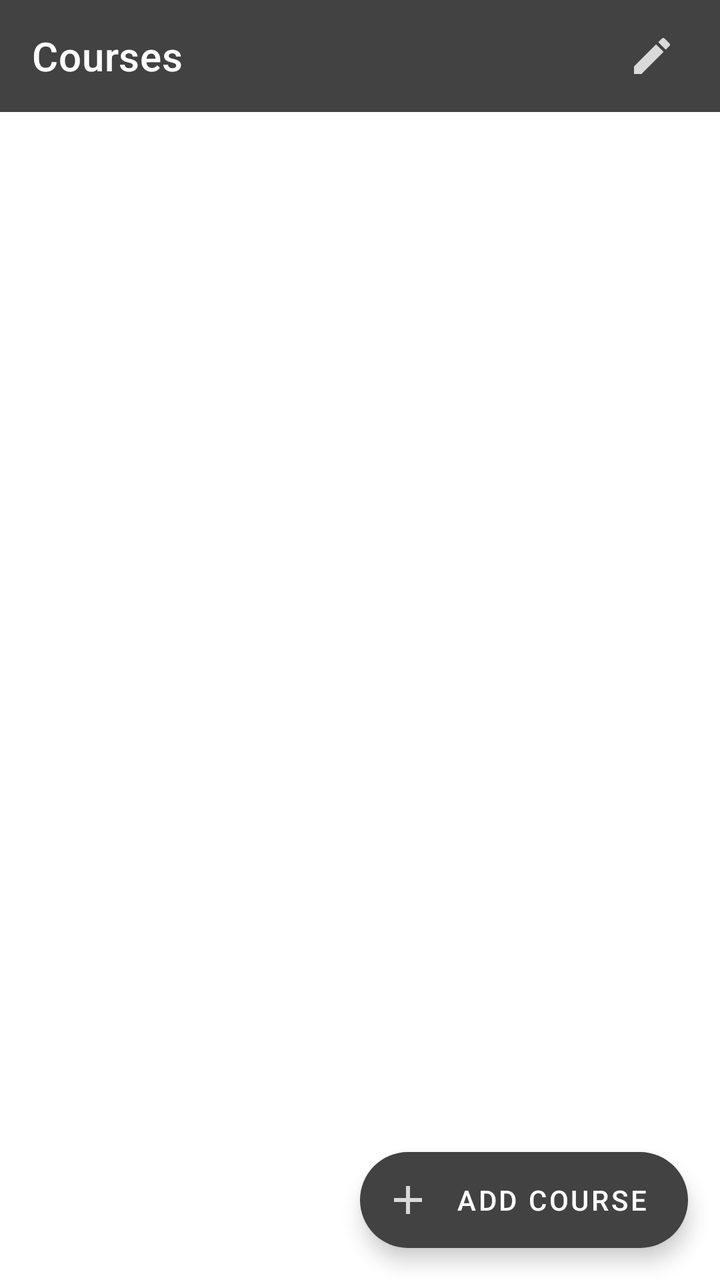
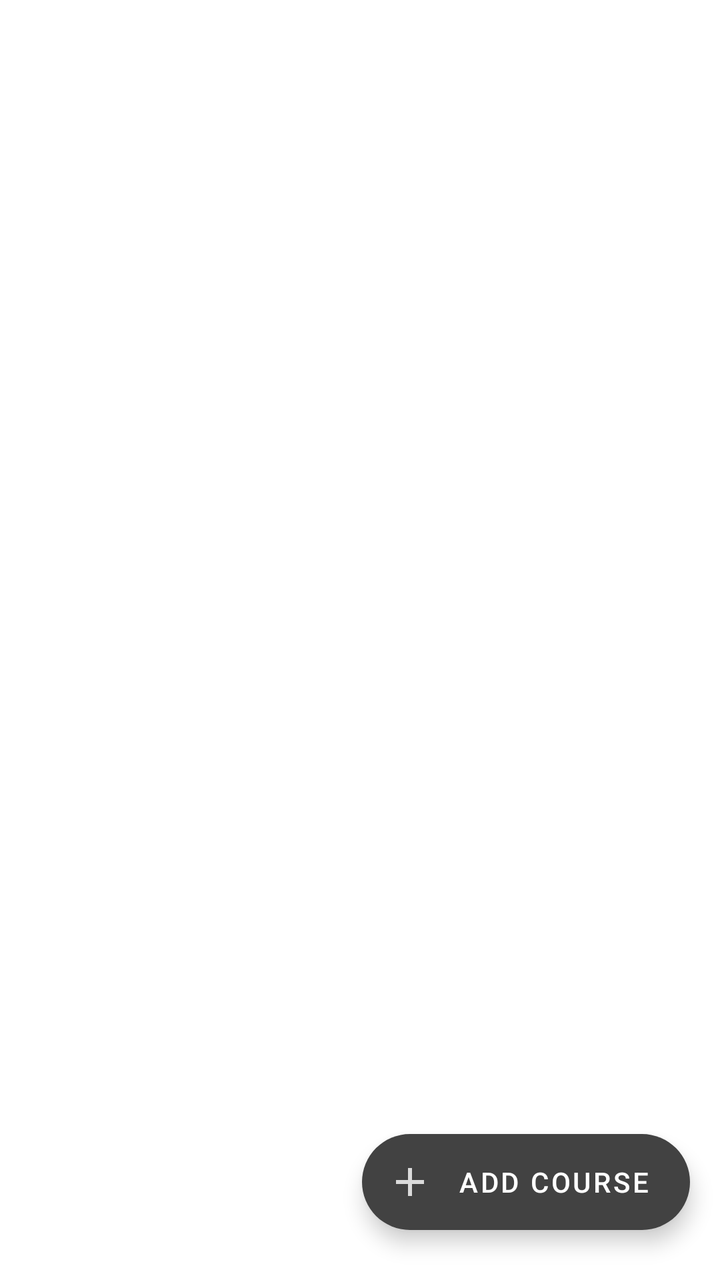

Before-and-after screenshots of an Android layout around one commit, followed by the original layout XML and the change that was made.
<!-- AndroidManifest.xml: application theme Theme.SyllabusPro -->
<!-- res/layout/fragment_courses.xml -->
<?xml version="1.0" encoding="utf-8"?>
<androidx.constraintlayout.widget.ConstraintLayout xmlns:android="http://schemas.android.com/apk/res/android"
    xmlns:app="http://schemas.android.com/apk/res-auto"
    xmlns:tools="http://schemas.android.com/tools"
    android:layout_width="match_parent"
    android:layout_height="match_parent"
android:layout_marginBottom="?attr/actionBarSize"
    tools:context="com.example.syllabuspro.ui.courses.CoursesFragment">

    <androidx.recyclerview.widget.RecyclerView
            android:id="@+id/recyclerView"
            android:layout_width="match_parent"
            android:layout_height="0dp"
            app:layout_constraintStart_toStartOf="parent"
            app:layout_constraintTop_toBottomOf="@id/manage_toolbar"
            app:layout_constraintBottom_toBottomOf="parent"
    />

    <com.google.android.material.floatingactionbutton.ExtendedFloatingActionButton
        android:id="@+id/add_course_button"
        android:layout_width="wrap_content"
        android:layout_height="wrap_content"
        android:layout_margin="16dp"
        app:backgroundTint="@color/gray_800"
        android:contentDescription="To do"
        android:text="Add course"
        android:textColor="@color/white"
        app:icon="@drawable/ic_add"
        app:iconTint="@color/white"
        app:layout_constraintBottom_toBottomOf="parent"
        app:layout_constraintEnd_toEndOf="parent"
    />

    <com.google.android.material.appbar.AppBarLayout
        android:layout_width="match_parent"
        android:layout_height="wrap_content" app:layout_constraintTop_toTopOf="parent"
        app:layout_constraintStart_toStartOf="parent" app:layout_constraintEnd_toEndOf="parent"
        android:id="@+id/appBarLayout" app:layout_constraintHorizontal_bias="0.0" android:layout_marginTop="16dp">
    </com.google.android.material.appbar.AppBarLayout>

    <androidx.appcompat.widget.Toolbar
        android:id="@+id/manage_toolbar"
        android:layout_width="match_parent"
        android:layout_height="wrap_content"
        android:background="?attr/colorPrimary"
        android:theme="?attr/actionBarTheme"
        android:minHeight="?attr/actionBarSize"
        app:layout_constraintTop_toTopOf="parent" app:layout_constraintEnd_toEndOf="parent"
        app:layout_constraintStart_toStartOf="parent"
        app:titleTextColor = "#fff"
        app:title="Courses"/>

    <ImageButton
            android:id="@+id/editButton"
            android:src="@drawable/ic_edit"
            android:layout_width="wrap_content"
            android:layout_height="wrap_content"
            android:tint="@color/white"
            app:backgroundTint="?attr/colorPrimary"
            android:layout_marginEnd="10dp"
            app:layout_constraintTop_toTopOf="@id/manage_toolbar"
            app:layout_constraintBottom_toBottomOf="@id/manage_toolbar"
            app:layout_constraintEnd_toEndOf="parent"
    />
</androidx.constraintlayout.widget.ConstraintLayout>
<!-- resources referenced by this layout -->
<resources>
  <color name="gray_800">#424242</color>
  <color name="white">#FFFFFFFF</color>
  <!-- drawable ic_add (drawable-anydpi) -->
  <vector xmlns:android="http://schemas.android.com/apk/res/android"
      android:width="24dp"
      android:height="24dp"
      android:viewportWidth="24"
      android:viewportHeight="24"
      android:tint="#000000"
      android:alpha="0.8">
    <path
        android:fillColor="@android:color/white"
        android:pathData="M19,13h-6v6h-2v-6H5v-2h6V5h2v6h6v2z"/>
  </vector>
  <!-- drawable ic_edit (drawable-anydpi) -->
  <vector xmlns:android="http://schemas.android.com/apk/res/android"
      android:width="24dp"
      android:height="24dp"
      android:viewportWidth="24"
      android:viewportHeight="24"
      android:tint="#000000"
      android:alpha="0.8">
    <path
        android:fillColor="@android:color/white"
        android:pathData="M3,17.25V21h3.75L17.81,9.94l-3.75,-3.75L3,17.25zM20.71,7.04c0.39,-0.39 0.39,-1.02 0,-1.41l-2.34,-2.34c-0.39,-0.39 -1.02,-0.39 -1.41,0l-1.83,1.83 3.75,3.75 1.83,-1.83z"/>
  </vector>
  <style name="Theme.SyllabusPro" parent="Theme.MaterialComponents.Light.DarkActionBar">
          
          <item name="colorPrimary">@color/gray_800</item>
          <item name="colorPrimaryVariant">@color/gray_900</item>
          <item name="colorOnPrimary">@color/black</item>
  
          
          <item name="colorSecondary">@color/gray_200</item>
          <item name="colorSecondaryVariant">@color/gray_400</item>
          <item name="colorOnSecondary">@color/black</item>
  
          
          <item name="android:statusBarColor" tools:targetApi="l">?attr/colorPrimaryVariant</item>
  
          
          <item name="extendedFloatingActionButtonPrimaryStyle">@color/gray_200</item>
          <item name="android:textColorPrimary">@color/black</item>
          <item name="android:textColor">@color/black</item>
  
          
      </style>
  <color name="gray_900">#212121</color>
  <color name="black">#FF000000</color>
  <color name="gray_200">#EEEEEE</color>
  <color name="gray_400">#BDBDBD</color>
</resources>

<!-- the commit's change to res/layout/fragment_courses.xml (unified diff, before → after) -->
@@ -4,7 +4,6 @@
     xmlns:tools="http://schemas.android.com/tools"
     android:layout_width="match_parent"
     android:layout_height="match_parent"
-android:layout_marginBottom="?attr/actionBarSize"
     tools:context="com.example.syllabuspro.ui.courses.CoursesFragment">
 
     <androidx.recyclerview.widget.RecyclerView
@@ -12,7 +11,7 @@ android:layout_marginBottom="?attr/actionBarSize"
             android:layout_width="match_parent"
             android:layout_height="0dp"
             app:layout_constraintStart_toStartOf="parent"
-            app:layout_constraintTop_toBottomOf="@id/manage_toolbar"
+            app:layout_constraintTop_toTopOf="parent"
             app:layout_constraintBottom_toBottomOf="parent"
     />
 
@@ -20,46 +19,15 @@ android:layout_marginBottom="?attr/actionBarSize"
         android:id="@+id/add_course_button"
         android:layout_width="wrap_content"
         android:layout_height="wrap_content"
-        android:layout_margin="16dp"
         app:backgroundTint="@color/gray_800"
         android:contentDescription="To do"
         android:text="Add course"
         android:textColor="@color/white"
+        android:layout_marginEnd="15dp"
+        android:layout_marginBottom="25dp"
         app:icon="@drawable/ic_add"
         app:iconTint="@color/white"
         app:layout_constraintBottom_toBottomOf="parent"
         app:layout_constraintEnd_toEndOf="parent"
     />
-
-    <com.google.android.material.appbar.AppBarLayout
-        android:layout_width="match_parent"
-        android:layout_height="wrap_content" app:layout_constraintTop_toTopOf="parent"
-        app:layout_constraintStart_toStartOf="parent" app:layout_constraintEnd_toEndOf="parent"
-        android:id="@+id/appBarLayout" app:layout_constraintHorizontal_bias="0.0" android:layout_marginTop="16dp">
-    </com.google.android.material.appbar.AppBarLayout>
-
-    <androidx.appcompat.widget.Toolbar
-        android:id="@+id/manage_toolbar"
-        android:layout_width="match_parent"
-        android:layout_height="wrap_content"
-        android:background="?attr/colorPrimary"
-        android:theme="?attr/actionBarTheme"
-        android:minHeight="?attr/actionBarSize"
-        app:layout_constraintTop_toTopOf="parent" app:layout_constraintEnd_toEndOf="parent"
-        app:layout_constraintStart_toStartOf="parent"
-        app:titleTextColor = "#fff"
-        app:title="Courses"/>
-
-    <ImageButton
-            android:id="@+id/editButton"
-            android:src="@drawable/ic_edit"
-            android:layout_width="wrap_content"
-            android:layout_height="wrap_content"
-            android:tint="@color/white"
-            app:backgroundTint="?attr/colorPrimary"
-            android:layout_marginEnd="10dp"
-            app:layout_constraintTop_toTopOf="@id/manage_toolbar"
-            app:layout_constraintBottom_toBottomOf="@id/manage_toolbar"
-            app:layout_constraintEnd_toEndOf="parent"
-    />
 </androidx.constraintlayout.widget.ConstraintLayout>
<!-- resource entries referenced after the edit -->
@@ -14,19 +14,7 @@
         android:fillColor="@android:color/white"
         android:pathData="M19,13h-6v6h-2v-6H5v-2h6V5h2v6h6v2z"/>
   </vector>
-  <!-- drawable ic_edit (drawable-anydpi) -->
-  <vector xmlns:android="http://schemas.android.com/apk/res/android"
-      android:width="24dp"
-      android:height="24dp"
-      android:viewportWidth="24"
-      android:viewportHeight="24"
-      android:tint="#000000"
-      android:alpha="0.8">
-    <path
-        android:fillColor="@android:color/white"
-        android:pathData="M3,17.25V21h3.75L17.81,9.94l-3.75,-3.75L3,17.25zM20.71,7.04c0.39,-0.39 0.39,-1.02 0,-1.41l-2.34,-2.34c-0.39,-0.39 -1.02,-0.39 -1.41,0l-1.83,1.83 3.75,3.75 1.83,-1.83z"/>
-  </vector>
-  <style name="Theme.SyllabusPro" parent="Theme.MaterialComponents.Light.DarkActionBar">
+  <style name="Theme.SyllabusPro" parent="Theme.MaterialComponents.DayNight.NoActionBar">
           
           <item name="colorPrimary">@color/gray_800</item>
           <item name="colorPrimaryVariant">@color/gray_900</item>
